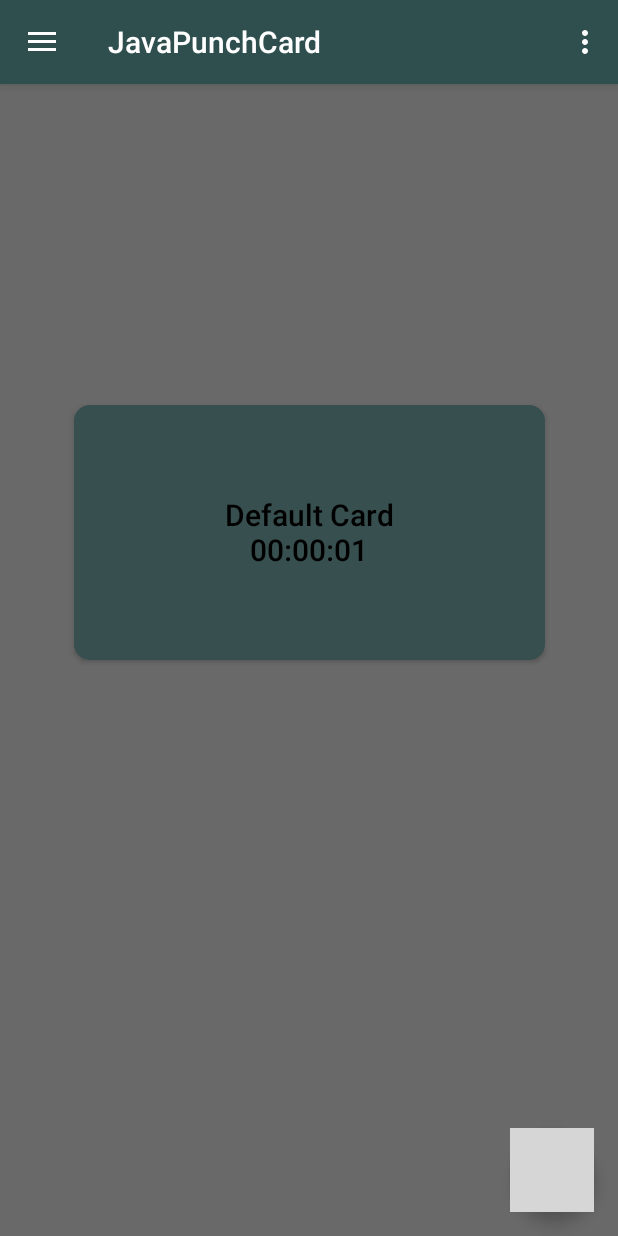
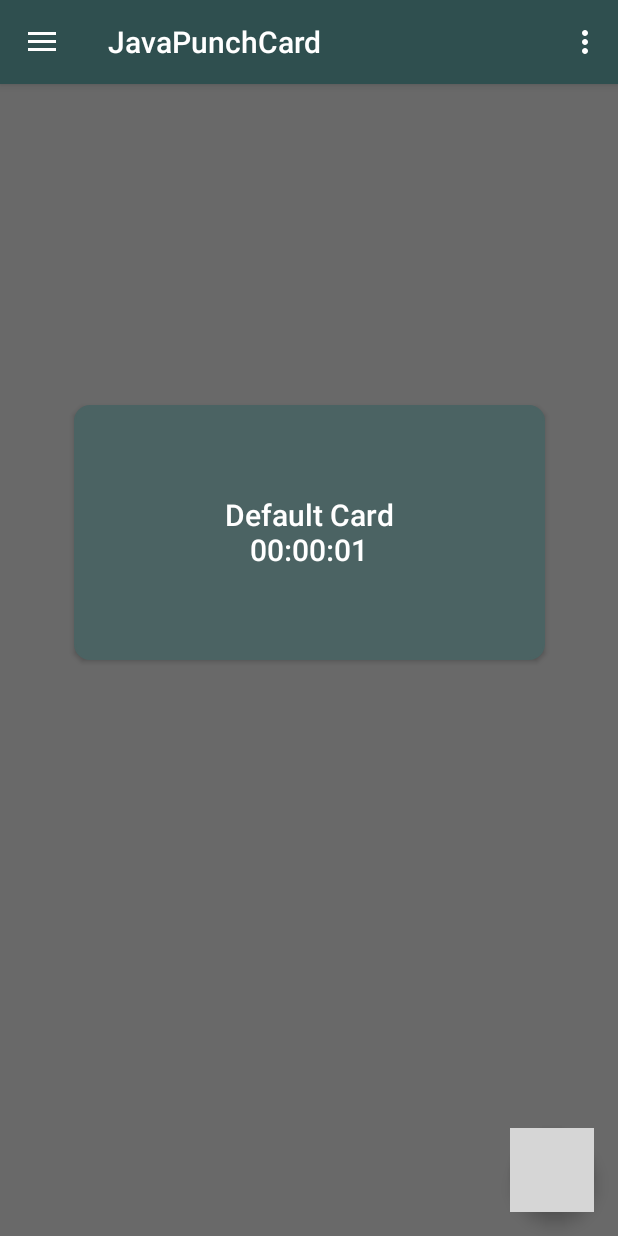
Before and after one commit to EthanJWright/PunchCard, an Android app: the screen it shows after launch (MainActivity), after a tap on an icon or button, on a phone screen of 412 x 824 dp. Run offline under Robolectric (Android 15) with nearby library versions, the phone set to English and light mode, and no system bars; 1 statement that could not run was skipped; grey boxes are pictures that could not be loaded.

Commit message:
Color changing button on press

```diff
--- a/JavaPunchCard/app/src/main/java/com/example/ethanwright/javapunchcard/MainActivity.java
+++ b/JavaPunchCard/app/src/main/java/com/example/ethanwright/javapunchcard/MainActivity.java
@@ -86,6 +86,11 @@ public class MainActivity extends AppCompatActivity
                 Timer timer = new Timer();
                 // Check to see if it has been set to active or not
                 if(punchCardInterface.current.isActive() == false) {
+                    int background_color = Color.argb(255, 75, 99, 99);
+                    card.setBackgroundTintList(ColorStateList.valueOf(background_color));
+                    int color = Color.argb(255, 255, 255, 255);
+                    card.setTextColor(color);
+
                     // If it isn't active, a click means punch in
                     punchCardInterface.PunchIn();
                     // On punch in we need to update the display every second, we will do that here
@@ -103,6 +108,10 @@ public class MainActivity extends AppCompatActivity
                     }, 0, 500);
                 }
                 else{
+                    int initial_color = Color.argb(255, 55, 79, 79);
+                    card.setBackgroundTintList(ColorStateList.valueOf(initial_color));
+                    int color = Color.argb(255, 0, 0, 0);
+                    card.setTextColor(color);
                     // If card is already active, we need to punch out
                     punchCardInterface.PunchOut();
                     // Since it was active there is running timer, cancel that
```
